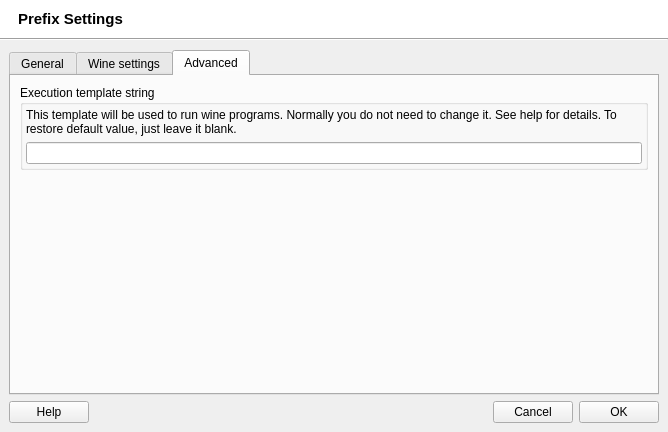
This is src/q4wine-gui/uis/PrefixSettings.ui in brezerk/q4wine as Qt 5 draws it before an edit. The edited form follows.
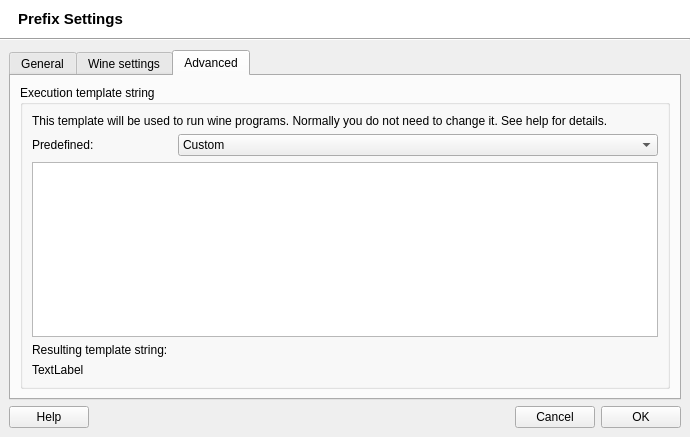
This is the edited form. The open tabs and pages were chosen to show the change. Icons and pictures are not drawn.

Commit message: create predefined execution template strings for optirun, separate X display, e.t.c. [BUG-37]

```diff
--- a/src/q4wine-gui/uis/PrefixSettings.ui
+++ b/src/q4wine-gui/uis/PrefixSettings.ui
@@ -6,8 +6,8 @@
    <rect>
     <x>0</x>
     <y>0</y>
-    <width>668</width>
-    <height>432</height>
+    <width>690</width>
+    <height>437</height>
    </rect>
   </property>
   <property name="windowTitle">
@@ -900,14 +900,11 @@
             <property name="title">
              <string>Execution template string</string>
             </property>
-            <layout class="QVBoxLayout" name="_3">
-             <property name="margin">
-              <number>3</number>
-             </property>
+            <layout class="QVBoxLayout" name="verticalLayout_5">
              <item>
               <widget class="QLabel" name="label_5">
                <property name="text">
-                <string>This template will be used to run wine programs. Normally you do not need to change it. See help for details. To restore default value, just leave it blank.</string>
+                <string>This template will be used to run wine programs. Normally you do not need to change it. See help for details.</string>
                </property>
                <property name="textFormat">
                 <enum>Qt::PlainText</enum>
@@ -918,7 +915,100 @@
               </widget>
              </item>
              <item>
-              <widget class="QLineEdit" name="txtRunString"/>
+              <widget class="QWidget" name="widget_21" native="true">
+               <layout class="QHBoxLayout" name="_3">
+                <property name="margin">
+                 <number>0</number>
+                </property>
+                <item>
+                 <widget class="QLabel" name="label_21">
+                  <property name="minimumSize">
+                   <size>
+                    <width>140</width>
+                    <height>0</height>
+                   </size>
+                  </property>
+                  <property name="maximumSize">
+                   <size>
+                    <width>140</width>
+                    <height>16777215</height>
+                   </size>
+                  </property>
+                  <property name="text">
+                   <string>Predefined:</string>
+                  </property>
+                 </widget>
+                </item>
+                <item>
+                 <widget class="QComboBox" name="comboTemplatesList">
+                  <item>
+                   <property name="text">
+                    <string>Custom</string>
+                   </property>
+                  </item>
+                  <item>
+                   <property name="text">
+                    <string>Default</string>
+                   </property>
+                  </item>
+                  <item>
+                   <property name="text">
+                    <string notr="true">Separate X11 Session</string>
+                   </property>
+                  </item>
+                  <item>
+                   <property name="text">
+                    <string notr="true">Setarch i386</string>
+                   </property>
+                  </item>
+                  <item>
+                   <property name="text">
+                    <string notr="true">Optirun</string>
+                   </property>
+                  </item>
+                  <item>
+                   <property name="text">
+                    <string notr="true">Primusrun</string>
+                   </property>
+                  </item>
+                 </widget>
+                </item>
+               </layout>
+              </widget>
+             </item>
+             <item>
+              <widget class="QTextEdit" name="txtRunString">
+               <property name="html">
+                <string notr="true">&lt;!DOCTYPE HTML PUBLIC &quot;-//W3C//DTD HTML 4.0//EN&quot; &quot;http://www.w3.org/TR/REC-html40/strict.dtd&quot;&gt;
+&lt;html&gt;&lt;head&gt;&lt;meta name=&quot;qrichtext&quot; content=&quot;1&quot; /&gt;&lt;style type=&quot;text/css&quot;&gt;
+p, li { white-space: pre-wrap; }
+&lt;/style&gt;&lt;/head&gt;&lt;body style=&quot; font-family:'Verdana'; font-size:9pt; font-weight:400; font-style:normal;&quot;&gt;
+&lt;p style=&quot;-qt-paragraph-type:empty; margin-top:0px; margin-bottom:0px; margin-left:0px; margin-right:0px; -qt-block-indent:0; text-indent:0px;&quot;&gt;&lt;br /&gt;&lt;/p&gt;&lt;/body&gt;&lt;/html&gt;</string>
+               </property>
+               <property name="acceptRichText">
+                <bool>false</bool>
+               </property>
+              </widget>
+             </item>
+             <item>
+              <widget class="QLabel" name="label_7">
+               <property name="text">
+                <string>Resulting template string:</string>
+               </property>
+              </widget>
+             </item>
+             <item>
+              <widget class="QLabel" name="lblTemalate">
+               <property name="text">
+                <string>TextLabel</string>
+               </property>
+               <property name="wordWrap">
+                <bool>true</bool>
+               </property>
+               <property name="textInteractionFlags">
+                <set>Qt::LinksAccessibleByMouse|Qt::TextSelectableByMouse</set>
+               </property>
+              </widget>
              </item>
             </layout>
            </widget>
```
Left out of the diff: 2 changed lines with no effect on the pictures. The commit also changes 7 other files.
